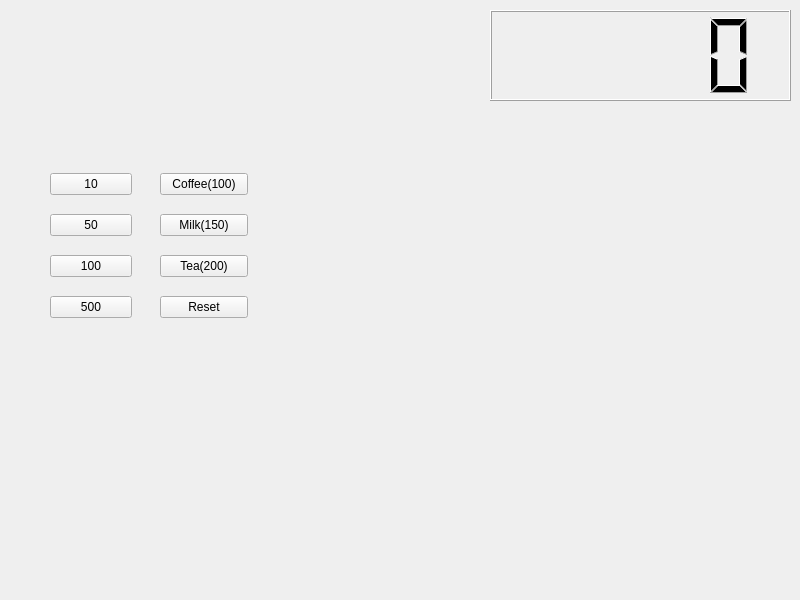
Before: the Qt Designer form widget.ui in alrkg/vending-machine, drawn with Qt 5.
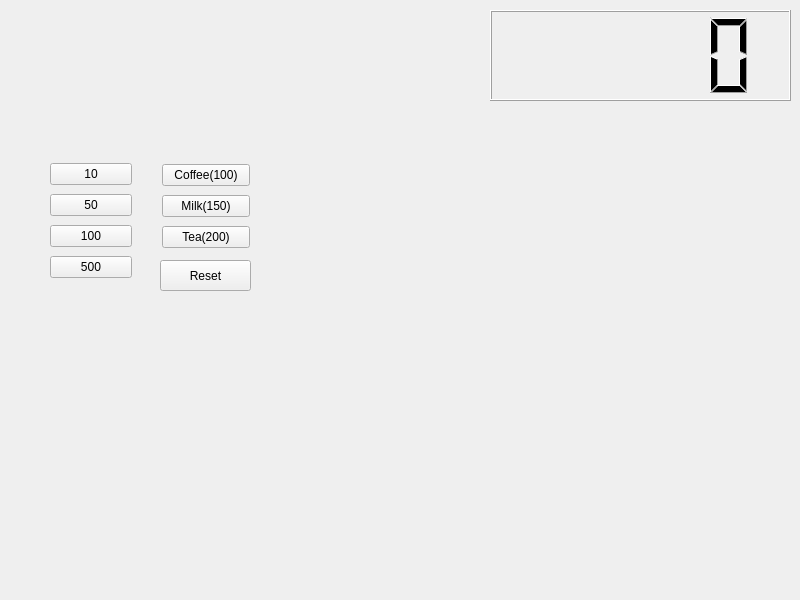
After: the same form once the commit is applied.

```diff
--- a/widget.ui
+++ b/widget.ui
@@ -23,16 +23,16 @@
     </rect>
    </property>
   </widget>
-  <widget class="QWidget" name="">
+  <widget class="QWidget" name="layoutWidget">
    <property name="geometry">
     <rect>
      <x>50</x>
      <y>160</y>
      <width>82</width>
-     <height>171</height>
+     <height>124</height>
     </rect>
    </property>
-   <layout class="QVBoxLayout" name="verticalLayout">
+   <layout class="QVBoxLayout" name="loCoin">
     <item>
      <widget class="QPushButton" name="pb10">
       <property name="text">
@@ -66,13 +66,13 @@
   <widget class="QWidget" name="">
    <property name="geometry">
     <rect>
-     <x>160</x>
-     <y>160</y>
+     <x>162</x>
+     <y>161</y>
      <width>88</width>
-     <height>171</height>
+     <height>92</height>
     </rect>
    </property>
-   <layout class="QVBoxLayout" name="verticalLayout_2">
+   <layout class="QVBoxLayout" name="loProduct">
     <item>
      <widget class="QPushButton" name="pbCoffee">
       <property name="text">
@@ -94,15 +94,21 @@
       </property>
      </widget>
     </item>
-    <item>
-     <widget class="QPushButton" name="pbReset">
-      <property name="text">
-       <string>Reset</string>
-      </property>
-     </widget>
-    </item>
    </layout>
   </widget>
+  <widget class="QPushButton" name="pbReset">
+   <property name="geometry">
+    <rect>
+     <x>160</x>
+     <y>260</y>
+     <width>91</width>
+     <height>31</height>
+    </rect>
+   </property>
+   <property name="text">
+    <string>Reset</string>
+   </property>
+  </widget>
  </widget>
  <resources/>
  <connections/>
```
